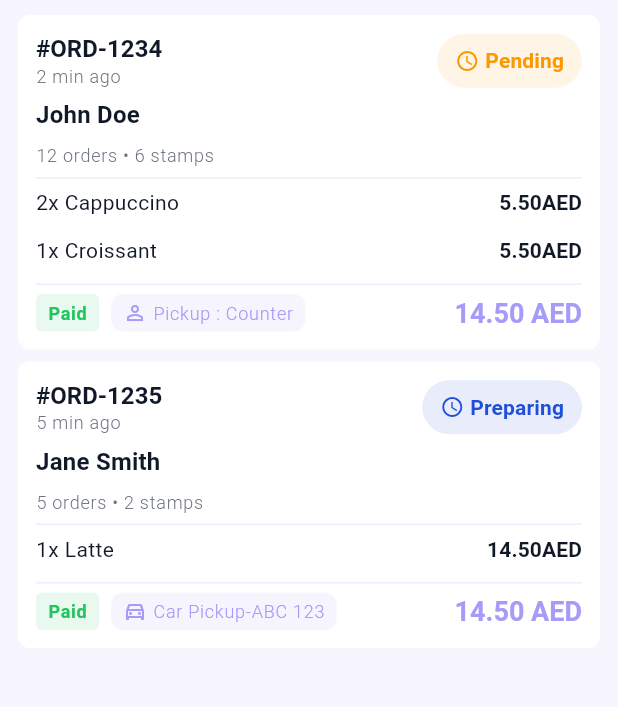
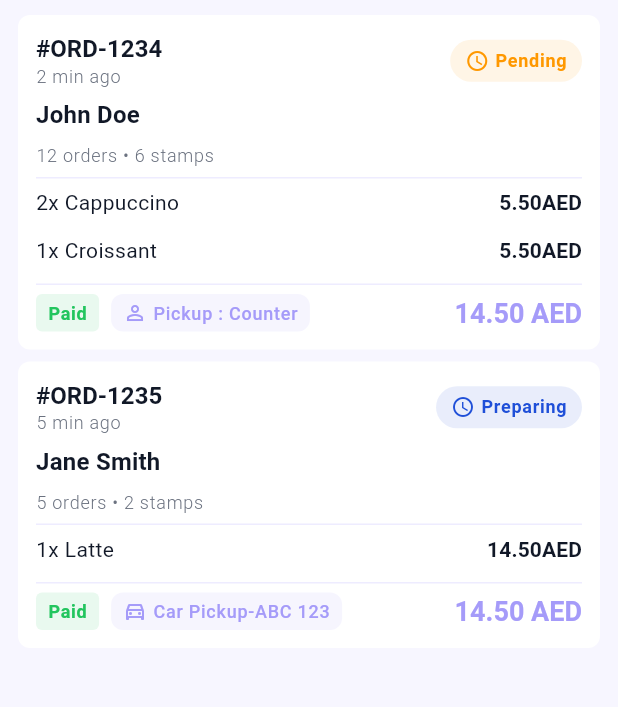
Before and after one commit to moury12/grabby-app, a Flutter app: the ShopOrderManagementPage screen opened by its route, on a phone screen of 412 x 824 dp, the part 129-836 px from its top. Run offline on Flutter 3.47's test engine with Material 3 defaults, Android fonts, the phone set to English and light mode, and no system bars; our stand-ins replace bloc, cached_network_image, flutter_bloc, flutter_svg, get_it, go_router and 3 more; accounts and stored records are empty; Roboto replaces fonts that are missing (Poppins); project files that could hold a hidden picture were left out.

Commit message:
style : order history + details

```diff
--- a/lib/src/featurs/order/presentation/pages/order_history_page.dart
+++ b/lib/src/featurs/order/presentation/pages/order_history_page.dart
@@ -43,6 +43,7 @@ class OrderHistoryPage extends StatelessWidget {
               _buildOrderList(context, "all"),
               _buildOrderList(context, "active"),
               _buildOrderList(context, "completed"),
+              _buildOrderList(context, "ready"),
             ],
           ),
         ),
@@ -74,6 +75,8 @@ class OrderHistoryPage extends StatelessWidget {
           price: "\$11.60",
           status: filter == "active"
               ? AppStaticStrings.readyForPickup
+              : filter == "ready"
+              ? AppStaticStrings.ready
               : AppStaticStrings.completed,
           isActive: filter == "active",
         );
--- a/lib/src/featurs/order/presentation/widgets/shop_order_card.dart
+++ b/lib/src/featurs/order/presentation/widgets/shop_order_card.dart
@@ -145,6 +145,7 @@ class ShopOrderCard extends StatelessWidget {
                           CustomText(
                             pickupType,
                             variant: TextVariant.labelSmall,
+                            fontWeight: FontWeight.w500,
                             color: AppColors.kPrimaryColor,
                           ),
                         ],
@@ -186,7 +187,7 @@ class ShopOrderCard extends StatelessWidget {
     }
 
     return Container(
-      padding: const EdgeInsets.symmetric(horizontal: 12, vertical: 8),
+      padding: const EdgeInsets.symmetric(horizontal: 10, vertical: 6),
       decoration: BoxDecoration(
         color: color.withValues(alpha: 0.1),
         borderRadius: BorderRadius.circular(24),
@@ -203,7 +204,7 @@ class ShopOrderCard extends StatelessWidget {
           ),
           CustomText(
             status,
-            variant: TextVariant.labelLarge,
+            variant: TextVariant.labelMedium,
             color: color,
             fontWeight: FontWeight.bold,
           ),
```
